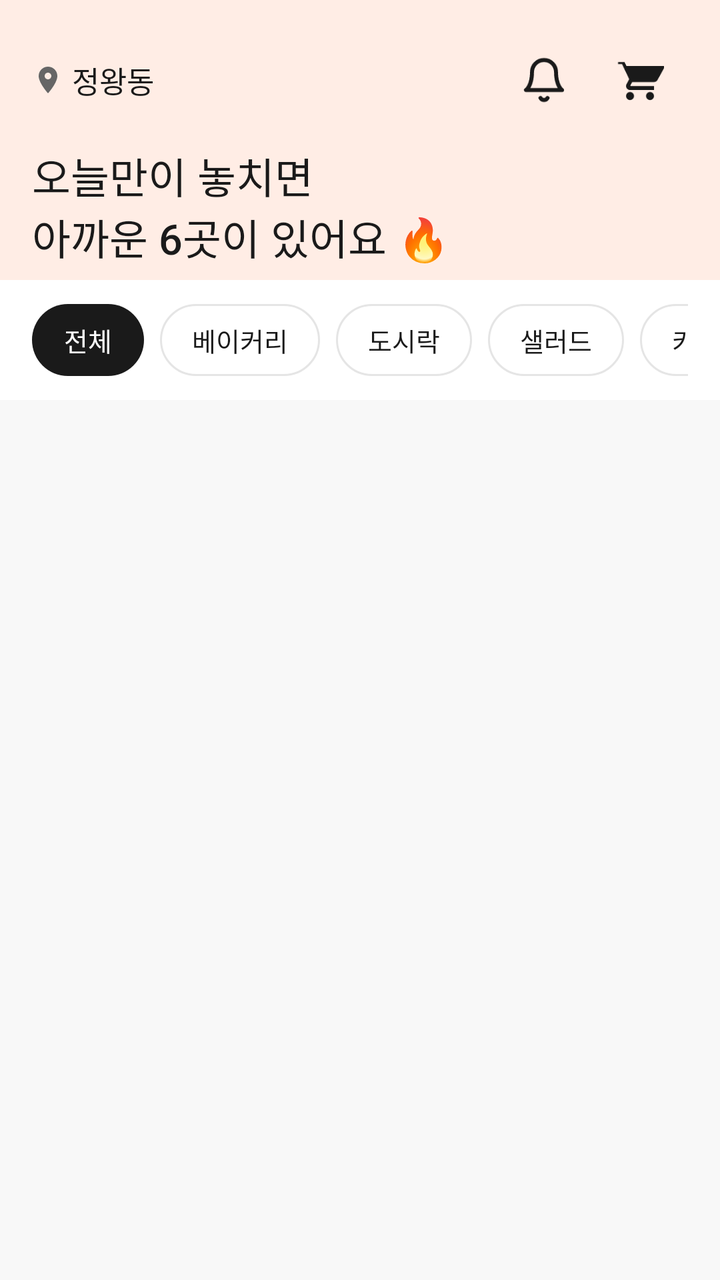
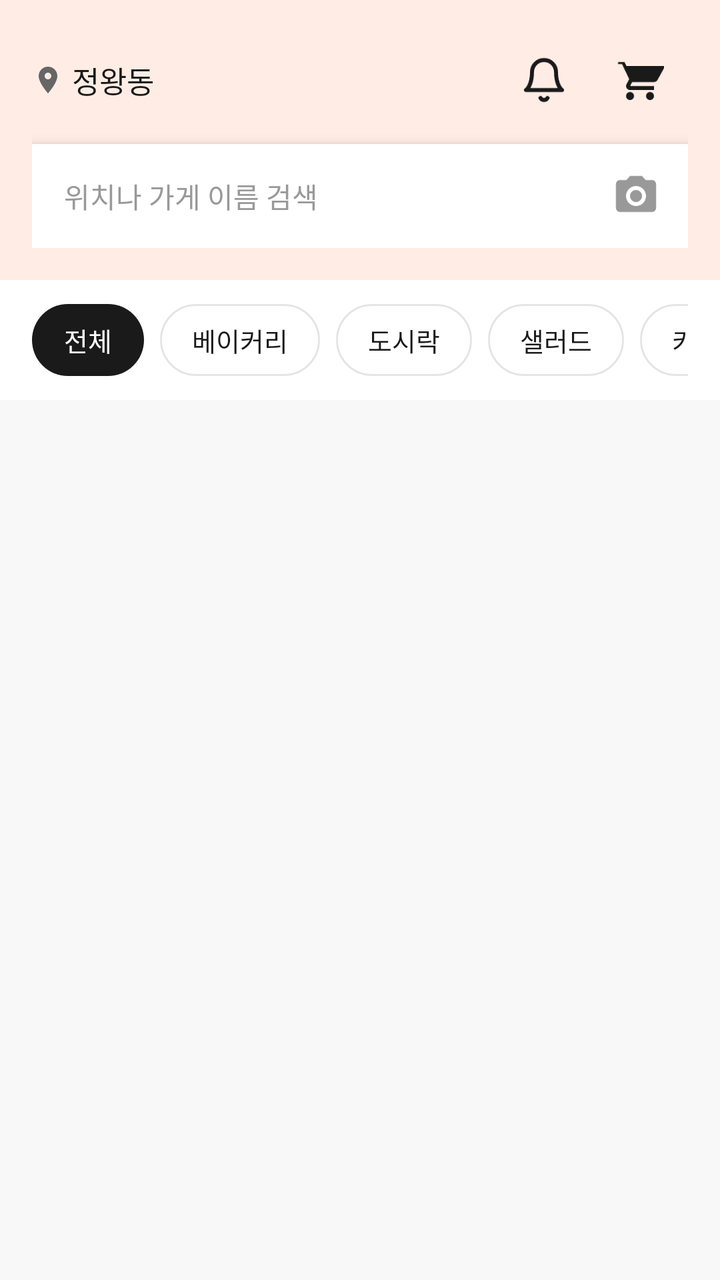

Before-and-after screenshots of an Android layout around one commit, followed by the original layout XML and the change that was made.
<!-- AndroidManifest.xml: application theme Theme.Deuktemsiru -->
<!-- res/layout/fragment_home.xml -->
<?xml version="1.0" encoding="utf-8"?>
<androidx.coordinatorlayout.widget.CoordinatorLayout
    xmlns:android="http://schemas.android.com/apk/res/android"
    xmlns:app="http://schemas.android.com/apk/res-auto"
    android:layout_width="match_parent"
    android:layout_height="match_parent"
    android:background="@color/color_surface">

    
    <LinearLayout
        android:id="@+id/ll_header"
        android:layout_width="match_parent"
        android:layout_height="wrap_content"
        android:orientation="vertical"
        android:background="@color/primary_light"
        android:paddingHorizontal="@dimen/spacing_lg"
        android:paddingTop="16dp"
        android:paddingBottom="16dp">

        
        <LinearLayout
            android:layout_width="match_parent"
            android:layout_height="@dimen/touch_target_min"
            android:orientation="horizontal"
            android:gravity="center_vertical">

            <ImageView
                android:layout_width="16dp"
                android:layout_height="16dp"
                android:src="@drawable/ic_location"
                android:contentDescription="위치" />

            <TextView
                android:id="@+id/tv_location"
                android:layout_width="0dp"
                android:layout_height="wrap_content"
                android:layout_weight="1"
                android:text="정왕동"
                android:textSize="15sp"
                android:fontFamily="sans-serif-medium"
                android:textColor="@color/color_text"
                android:layout_marginStart="4dp" />

            <ImageButton
                android:id="@+id/btn_bell"
                android:layout_width="@dimen/touch_target_min"
                android:layout_height="@dimen/touch_target_min"
                android:src="@drawable/ic_bell"
                android:background="?attr/selectableItemBackgroundBorderless"
                android:contentDescription="알림" />

            <ImageButton
                android:id="@+id/btn_cart"
                android:layout_width="@dimen/touch_target_min"
                android:layout_height="@dimen/touch_target_min"
                android:src="@drawable/ic_cart"
                android:background="?attr/selectableItemBackgroundBorderless"
                android:contentDescription="장바구니" />
        </LinearLayout>

        
        <TextView
            android:layout_width="wrap_content"
            android:layout_height="wrap_content"
            android:layout_marginTop="8dp"
            android:text="오늘만이 놓치면"
            android:textSize="@dimen/text_headline"
            android:fontFamily="sans-serif-medium"
            android:textColor="@color/color_text" />

        <TextView
            android:layout_width="wrap_content"
            android:layout_height="wrap_content"
            android:text="아까운 6곳이 있어요 🔥"
            android:textSize="@dimen/text_headline"
            android:fontFamily="sans-serif-medium"
            android:textColor="@color/color_text" />
    </LinearLayout>

    
    <androidx.core.widget.NestedScrollView
        android:layout_width="match_parent"
        android:layout_height="match_parent"
        android:layout_marginTop="140dp"
        android:fillViewport="true">

        <LinearLayout
            android:layout_width="match_parent"
            android:layout_height="wrap_content"
            android:orientation="vertical">

            
            <HorizontalScrollView
                android:layout_width="match_parent"
                android:layout_height="wrap_content"
                android:scrollbars="none"
                android:paddingHorizontal="@dimen/spacing_lg"
                android:paddingVertical="12dp"
                android:background="@color/white">

                <LinearLayout
                    android:id="@+id/ll_categories"
                    android:layout_width="wrap_content"
                    android:layout_height="wrap_content"
                    android:orientation="horizontal"
                    android:gravity="center_vertical">

                    <TextView
                        android:id="@+id/chip_all"
                        android:layout_width="wrap_content"
                        android:layout_height="36dp"
                        android:gravity="center"
                        android:paddingHorizontal="16dp"
                        android:text="전체"
                        android:textSize="13sp"
                        android:fontFamily="sans-serif-medium"
                        android:textColor="@color/white"
                        android:background="@drawable/bg_chip_selected"
                        android:layout_marginEnd="8dp" />

                    <TextView
                        android:id="@+id/chip_bakery"
                        android:layout_width="wrap_content"
                        android:layout_height="36dp"
                        android:gravity="center"
                        android:paddingHorizontal="16dp"
                        android:text="베이커리"
                        android:textSize="13sp"
                        android:textColor="@color/color_text"
                        android:background="@drawable/bg_chip_unselected"
                        android:layout_marginEnd="8dp" />

                    <TextView
                        android:id="@+id/chip_lunchbox"
                        android:layout_width="wrap_content"
                        android:layout_height="36dp"
                        android:gravity="center"
                        android:paddingHorizontal="16dp"
                        android:text="도시락"
                        android:textSize="13sp"
                        android:textColor="@color/color_text"
                        android:background="@drawable/bg_chip_unselected"
                        android:layout_marginEnd="8dp" />

                    <TextView
                        android:id="@+id/chip_salad"
                        android:layout_width="wrap_content"
                        android:layout_height="36dp"
                        android:gravity="center"
                        android:paddingHorizontal="16dp"
                        android:text="샐러드"
                        android:textSize="13sp"
                        android:textColor="@color/color_text"
                        android:background="@drawable/bg_chip_unselected"
                        android:layout_marginEnd="8dp" />

                    <TextView
                        android:id="@+id/chip_cafe"
                        android:layout_width="wrap_content"
                        android:layout_height="36dp"
                        android:gravity="center"
                        android:paddingHorizontal="16dp"
                        android:text="카페"
                        android:textSize="13sp"
                        android:textColor="@color/color_text"
                        android:background="@drawable/bg_chip_unselected" />
                </LinearLayout>
            </HorizontalScrollView>

            
            <androidx.recyclerview.widget.RecyclerView
                android:id="@+id/rv_stores"
                android:layout_width="match_parent"
                android:layout_height="wrap_content"
                android:paddingHorizontal="@dimen/spacing_lg"
                android:paddingTop="8dp"
                android:paddingBottom="16dp"
                android:clipToPadding="false"
                android:nestedScrollingEnabled="false" />

            
            <LinearLayout
                android:id="@+id/ll_empty"
                android:layout_width="match_parent"
                android:layout_height="wrap_content"
                android:orientation="vertical"
                android:gravity="center"
                android:padding="48dp"
                android:visibility="gone">

                <TextView
                    android:layout_width="wrap_content"
                    android:layout_height="wrap_content"
                    android:text="🍽️"
                    android:textSize="48sp" />

                <TextView
                    android:layout_width="wrap_content"
                    android:layout_height="wrap_content"
                    android:layout_marginTop="16dp"
                    android:text="조금 더 기다려볼까요?"
                    android:textSize="@dimen/text_title"
                    android:fontFamily="sans-serif-medium"
                    android:textColor="@color/color_text"
                    android:gravity="center" />

                <TextView
                    android:layout_width="wrap_content"
                    android:layout_height="wrap_content"
                    android:layout_marginTop="8dp"
                    android:text="주변에 마감 임박 가게가 없어요.\n알림 신청 시 바로 알려드릴게요!"
                    android:textSize="@dimen/text_body"
                    android:textColor="@color/color_text_sub"
                    android:gravity="center"
                    android:lineSpacingExtra="4dp" />
            </LinearLayout>
        </LinearLayout>
    </androidx.core.widget.NestedScrollView>

</androidx.coordinatorlayout.widget.CoordinatorLayout>
<!-- resources referenced by this layout -->
<resources>
  <color name="color_surface">#F8F8F8</color>
  <color name="color_text">#1A1A1A</color>
  <color name="color_text_sub">#666666</color>
  <color name="primary_light">#FFEDE5</color>
  <color name="white">#FFFFFFFF</color>
  <dimen name="spacing_lg">16dp</dimen>
  <dimen name="text_body">14sp</dimen>
  <dimen name="text_headline">21sp</dimen>
  <dimen name="text_title">17sp</dimen>
  <dimen name="touch_target_min">48dp</dimen>
  <!-- drawable bg_chip_selected (drawable) -->
  <?xml version="1.0" encoding="utf-8"?>
  <shape xmlns:android="http://schemas.android.com/apk/res/android"
      android:shape="rectangle">
      <solid android:color="@color/color_text" />
      <corners android:radius="@dimen/radius_pill" />
  </shape>
  <!-- drawable bg_chip_unselected (drawable) -->
  <?xml version="1.0" encoding="utf-8"?>
  <shape xmlns:android="http://schemas.android.com/apk/res/android"
      android:shape="rectangle">
      <solid android:color="@color/white" />
      <stroke
          android:width="1dp"
          android:color="@color/color_border" />
      <corners android:radius="@dimen/radius_pill" />
  </shape>
  <!-- drawable ic_cart (drawable) -->
  <vector xmlns:android="http://schemas.android.com/apk/res/android"
      android:width="24dp"
      android:height="24dp"
      android:viewportWidth="24"
      android:viewportHeight="24">
      <path
          android:fillColor="#1A1A1A"
          android:pathData="M7,18c-1.1,0 -1.99,0.9 -1.99,2S5.9,22 7,22s2,-0.9 2,-2 -0.9,-2 -2,-2zM1,2v2h2l3.6,7.59 -1.35,2.45c-0.16,0.28 -0.25,0.61 -0.25,0.96C5,16.1 5.9,17 7,17h12v-2H7.42c-0.14,0 -0.25,-0.11 -0.25,-0.25l0.03,-0.12 0.9,-1.63H19c0.75,0 1.41,-0.41 1.75,-1.03l3.58,-6.49C24.53,5.31 24.3,5 23.97,5H5.21L4.27,3H1zM17,18c-1.1,0 -1.99,0.9 -1.99,2s0.89,2 1.99,2 2,-0.9 2,-2 -0.9,-2 -2,-2z" />
  </vector>
  <!-- drawable ic_location (drawable) -->
  <vector xmlns:android="http://schemas.android.com/apk/res/android"
      android:width="14dp"
      android:height="14dp"
      android:viewportWidth="24"
      android:viewportHeight="24">
      <path
          android:fillColor="#666666"
          android:pathData="M12,2C8.13,2 5,5.13 5,9c0,5.25 7,13 7,13s7,-7.75 7,-13C19,5.13 15.87,2 12,2zM12,11.5c-1.38,0 -2.5,-1.12 -2.5,-2.5s1.12,-2.5 2.5,-2.5 2.5,1.12 2.5,2.5 -1.12,2.5 -2.5,2.5z" />
  </vector>
  <style name="Theme.Deuktemsiru" parent="Base.Theme.Deuktemsiru" />
  <dimen name="radius_pill">999dp</dimen>
  <color name="color_border">#E5E5E5</color>
  <style name="Base.Theme.Deuktemsiru" parent="Theme.Material3.DayNight.NoActionBar">
          <item name="colorPrimary">@color/primary</item>
          <item name="colorPrimaryVariant">@color/primary_dark</item>
          <item name="colorOnPrimary">@color/white</item>
          <item name="colorSecondary">@color/primary</item>
          <item name="colorSurface">@color/white</item>
          <item name="android:colorBackground">@color/white</item>
          <item name="android:statusBarColor" tools:targetApi="l">@color/white</item>
          <item name="android:windowLightStatusBar" tools:targetApi="m">true</item>
          <item name="android:fontFamily">sans-serif</item>
      </style>
  <color name="primary">#FF5C2E</color>
  <color name="primary_dark">#6B2B12</color>
  <!-- unchanged entries left out for length: 1 -->
</resources>

<!-- the commit's change to res/layout/fragment_home.xml (unified diff, before → after) -->
@@ -59,22 +59,38 @@
         </LinearLayout>
 
         
-        <TextView
-            android:layout_width="wrap_content"
+        <LinearLayout
+            android:id="@+id/ll_search"
+            android:layout_width="match_parent"
             android:layout_height="wrap_content"
             android:layout_marginTop="8dp"
-            android:text="오늘만이 놓치면"
-            android:textSize="@dimen/text_headline"
-            android:fontFamily="sans-serif-medium"
-            android:textColor="@color/color_text" />
-
-        <TextView
-            android:layout_width="wrap_content"
-            android:layout_height="wrap_content"
-            android:text="아까운 6곳이 있어요 🔥"
-            android:textSize="@dimen/text_headline"
-            android:fontFamily="sans-serif-medium"
-            android:textColor="@color/color_text" />
+            android:orientation="horizontal"
+            android:gravity="center_vertical"
+            android:background="@color/white"
+            android:elevation="4dp"
+            android:padding="4dp">
+
+            <EditText
+                android:layout_width="0dp"
+                android:layout_height="44dp"
+                android:layout_weight="1"
+                android:hint="@string/map_search_hint"
+                android:textSize="@dimen/text_body"
+                android:textColor="@color/color_text"
+                android:textColorHint="@color/color_text_muted"
+                android:background="@android:color/transparent"
+                android:paddingHorizontal="12dp"
+                android:inputType="text"
+                android:imeOptions="actionSearch"
+                android:maxLines="1" />
+
+            <ImageButton
+                android:layout_width="44dp"
+                android:layout_height="44dp"
+                android:src="@drawable/ic_camera"
+                android:background="?attr/selectableItemBackgroundBorderless"
+                android:contentDescription="필터" />
+        </LinearLayout>
     </LinearLayout>
 
     
<!-- resource entries referenced after the edit -->
@@ -2,12 +2,12 @@
 <resources>
   <color name="color_surface">#F8F8F8</color>
   <color name="color_text">#1A1A1A</color>
+  <color name="color_text_muted">#999999</color>
   <color name="color_text_sub">#666666</color>
   <color name="primary_light">#FFEDE5</color>
   <color name="white">#FFFFFFFF</color>
   <dimen name="spacing_lg">16dp</dimen>
   <dimen name="text_body">14sp</dimen>
-  <dimen name="text_headline">21sp</dimen>
   <dimen name="text_title">17sp</dimen>
   <dimen name="touch_target_min">48dp</dimen>
   <!-- drawable bg_chip_selected (drawable) -->
@@ -27,6 +27,16 @@
           android:color="@color/color_border" />
       <corners android:radius="@dimen/radius_pill" />
   </shape>
+  <!-- drawable ic_camera (drawable) -->
+  <vector xmlns:android="http://schemas.android.com/apk/res/android"
+      android:width="24dp"
+      android:height="24dp"
+      android:viewportWidth="24"
+      android:viewportHeight="24">
+      <path
+          android:fillColor="#999999"
+          android:pathData="M20,4h-3.17L15,2H9L7.17,4H4C2.9,4 2,4.9 2,6v12c0,1.1 0.9,2 2,2h16c1.1,0 2,-0.9 2,-2V6C22,4.9 21.1,4 20,4zM12,17c-2.76,0 -5,-2.24 -5,-5s2.24,-5 5,-5 5,2.24 5,5 -2.24,5 -5,5zM12,9c-1.66,0 -3,1.34 -3,3s1.34,3 3,3 3,-1.34 3,-3 -1.34,-3 -3,-3z" />
+  </vector>
   <!-- drawable ic_cart (drawable) -->
   <vector xmlns:android="http://schemas.android.com/apk/res/android"
       android:width="24dp"
@@ -47,6 +57,7 @@
           android:fillColor="#666666"
           android:pathData="M12,2C8.13,2 5,5.13 5,9c0,5.25 7,13 7,13s7,-7.75 7,-13C19,5.13 15.87,2 12,2zM12,11.5c-1.38,0 -2.5,-1.12 -2.5,-2.5s1.12,-2.5 2.5,-2.5 2.5,1.12 2.5,2.5 -1.12,2.5 -2.5,2.5z" />
   </vector>
+  <string name="map_search_hint">위치나 가게 이름 검색</string>
   <style name="Theme.Deuktemsiru" parent="Base.Theme.Deuktemsiru" />
   <dimen name="radius_pill">999dp</dimen>
   <color name="color_border">#E5E5E5</color>
